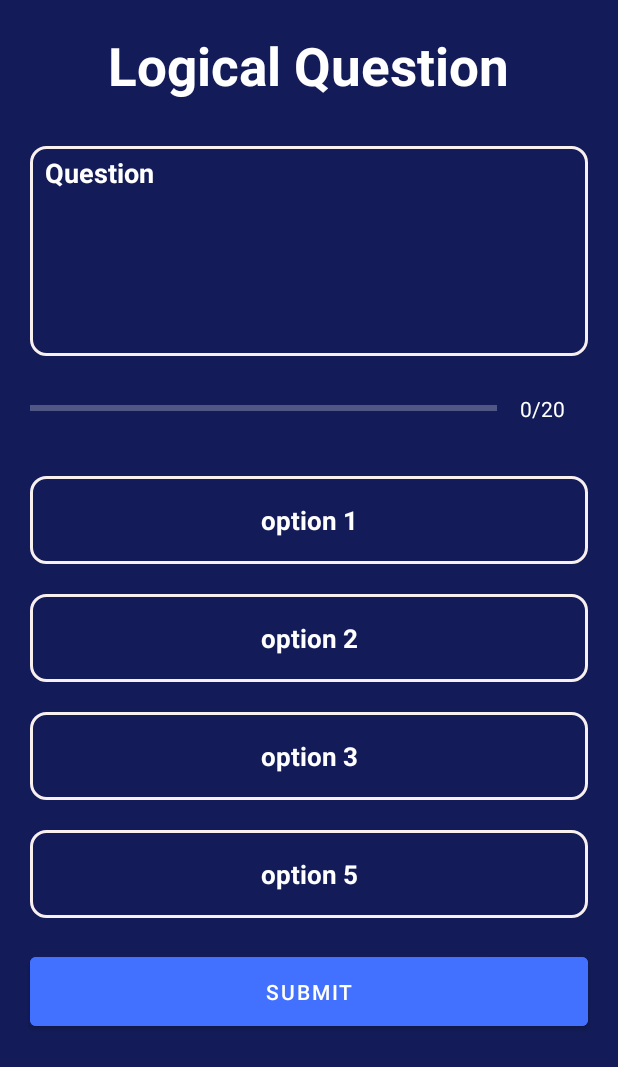
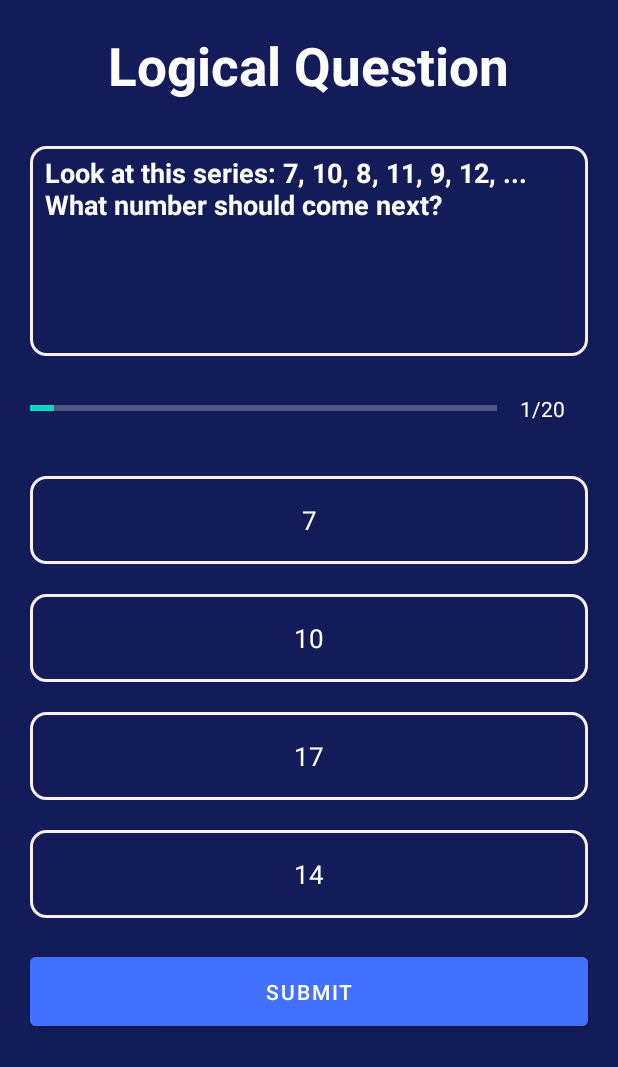
Before and after one commit to Sahil-0203/EnjayInterviewApp, an Android app: the LogicalQuestion screen opened directly, with no data from a screen before it, on a phone screen of 412 x 824 dp. Shown: the top 1067 px of the screen. Run offline under Robolectric (Android 15) with nearby library versions, the light colour scheme and no system bars.

Commit message:
24-02-2023

```diff
--- /dev/null
+++ b/app/src/main/java/com/example/enjayinterviewapp/LogicalConstants.kt
@@ -0,0 +1,121 @@
+package com.example.enjayinterviewapp
+
+object LogicalConstants {
+
+    fun getQuestion():ArrayList<QuestionModel>{
+        val questionList=ArrayList<QuestionModel>()
+
+        val que1 =QuestionModel(
+            1,
+            "Look at this series: 7, 10, 8, 11, 9, 12, ... What number should come next?",
+            "7",
+            "10",
+            "17",
+            "14",
+            2)
+
+        questionList.add(que1)
+
+//        que 2
+        val que2 =QuestionModel(
+            2,
+            "Look at this series: 53, 53, 40, 40, 27, 27, ... What number should come next?",
+            "12",
+            "34",
+            "27",
+            "14",
+            4)
+
+        questionList.add(que2)
+
+//        que 3
+        val que3 =QuestionModel(
+            3,
+            "Look at this series: 3, 4, 7, 8, 11, 12, ... What number should come next?",
+            "15",
+            "18",
+            "14",
+            "13",
+            1)
+
+        questionList.add(que3)
+//        que4
+        val que4 =QuestionModel(
+            4,
+            "Tanya is older than Eric,Cliff is older than Tanya,Eric is older than Cliff. If the first two statements are true, the third statement is",
+            "true",
+            "false",
+            "uncertain",
+            "None Of These",
+            2)
+
+        questionList.add(que4)
+//        que5
+        val que5 =QuestionModel(
+            5,
+            "Mara runs faster than Gail,Lily runs faster than Mara,Gail runs faster than Lily,If the first two statements are true, the third statement is",
+            "uncertain",
+            "true",
+            "false",
+            "None Of These",
+            3)
+        questionList.add(que5)
+
+//        que6
+        val que6 =QuestionModel(
+            6,
+            "Rover weighs less than Fido,Rover weighs more than Boomer,Of the three dogs, Boomer weighs the least,If the first two statements are true, the third statement is",
+            "true",
+            "false",
+            "uncertain",
+            "None Of These",
+            1)
+        questionList.add(que6)
+
+//        que7
+        val que7 =QuestionModel(
+            7,
+            "Look at this series: 36, 34, 30, 28, 24, … What number should come next?",
+            "26",
+            "20",
+            "22",
+            "18",
+            3)
+        questionList.add(que7)
+
+//        que8
+        val que8 =QuestionModel(
+            8,
+            "Look at this series: 80, 10, 70, 15, 60, … What number should come next?",
+            "20",
+            "25",
+            "55",
+            "50",
+            1)
+        questionList.add(que8)
+
+//        que9
+        val que9 =QuestionModel(
+            9,
+            "",
+            "uncertain",
+            "true",
+            "false",
+            "None Of These",
+            3)
+        questionList.add(que9)
+
+
+//        que10
+        val que10 =QuestionModel(
+            10,
+            "Mara runs faster than Gail,Lily runs faster than Mara,Gail runs faster than Lily,If the first two statements are true, the third statement is",
+            "uncertain",
+            "true",
+            "false",
+            "None Of These",
+            3)
+        questionList.add(que10)
+        return questionList
+    }
+}
--- a/app/src/main/java/com/example/enjayinterviewapp/LogicalQuestion.kt
+++ b/app/src/main/java/com/example/enjayinterviewapp/LogicalQuestion.kt
@@ -1,12 +1,181 @@
 package com.example.enjayinterviewapp
 
 
+import android.graphics.Color
+import android.graphics.Typeface
 import androidx.appcompat.app.AppCompatActivity
 import android.os.Bundle
+import android.view.View
+import android.widget.Button
+import android.widget.TextView
+import android.widget.Toast
+import androidx.core.content.ContextCompat
+import com.example.enjayinterviewapp.databinding.ActivityAptitudeQuestionBinding
+import com.example.enjayinterviewapp.databinding.ActivityLogicalQuestionBinding
 
-class LogicalQuestion : AppCompatActivity() {
+class LogicalQuestion : AppCompatActivity() , View.OnClickListener{
+    private lateinit var binding: ActivityLogicalQuestionBinding
+    private var mcurrentPosition:Int=1
+    private var mquestionList:ArrayList<QuestionModel>?=null
+    private var mSelectedOption:Int=0
     override fun onCreate(savedInstanceState: Bundle?) {
         super.onCreate(savedInstanceState)
-        setContentView(R.layout.activity_logical_question)
+        binding=ActivityLogicalQuestionBinding.inflate(layoutInflater)
+        setContentView(binding.root)
+
+        mquestionList=LogicalConstants.getQuestion()
+        setQuestion()
+
+        val op1=findViewById<TextView>(R.id.tv_option1)
+        val op2=findViewById<TextView>(R.id.tv_option2)
+        val op3=findViewById<TextView>(R.id.tv_option3)
+        val op4=findViewById<TextView>(R.id.tv_option4)
+        val btn_nextQuestion=findViewById<Button>(R.id.btn_Logical)
+
+        op1.setOnClickListener(this@LogicalQuestion)
+        op2.setOnClickListener(this@LogicalQuestion)
+        op3.setOnClickListener(this@LogicalQuestion)
+        op4.setOnClickListener(this@LogicalQuestion)
+        btn_nextQuestion.setOnClickListener(this@LogicalQuestion)
+
+    }
+    private fun setQuestion(){
+
+        defaultOptionView()
+
+        val btn_nextQuestion=findViewById<Button>(R.id.btn_Logical)
+
+        if (mcurrentPosition==mquestionList!!.size){
+            btn_nextQuestion.text="Finish"
+        }else{
+            btn_nextQuestion.text="Submit"
+        }
+
+        val questionModel = mquestionList!![mcurrentPosition -1]
+        binding.logicalProgress.progress=mcurrentPosition
+        binding.tvProgress.text="$mcurrentPosition"+"/"+binding.logicalProgress.max
+
+        binding.Logicalquestion .text=questionModel!!.question
+        binding.tvOption1.text=questionModel!!.option1
+        binding.tvOption2.text=questionModel!!.option2
+        binding.tvOption3.text=questionModel!!.option3
+        binding.tvOption4.text=questionModel!!.option4
+
+    }
+
+    private fun defaultOptionView() {
+        val op1=findViewById<TextView>(R.id.tv_option1)
+        val op2=findViewById<TextView>(R.id.tv_option2)
+        val op3=findViewById<TextView>(R.id.tv_option3)
+        val op4=findViewById<TextView>(R.id.tv_option4)
+
+        val options=ArrayList<TextView>()
+        options.add(0,op1)
+        options.add(1,op2)
+        options.add(2,op3)
+        options.add(3,op4)
+
+        for (option in options){
+            option.setTextColor(Color.parseColor("#FFFFFF"))
+            option.typeface= Typeface.DEFAULT
+            option.background= ContextCompat.getDrawable(
+                this,R.drawable.questionbackground
+            )
+        }
+    }
+
+    override fun onClick(v: View?) {
+        val op1=findViewById<TextView>(R.id.tv_option1)
+        val op2=findViewById<TextView>(R.id.tv_option2)
+        val op3=findViewById<TextView>(R.id.tv_option3)
+        val op4=findViewById<TextView>(R.id.tv_option4)
+        val btn_nextQuestion=findViewById<Button>(R.id.btn_Logical)
+
+
+        when(v?.id) {
+            R.id.tv_option1 ->
+            {
+                SelectedOptionView(op1,1)
+            }
+            R.id.tv_option2 ->
+            {
+                SelectedOptionView(op2,2)
+            }
+            R.id.tv_option3 ->
+            {
+                SelectedOptionView(op3,3)
+            }
+            R.id.tv_option4 ->
+            {
+                SelectedOptionView(op4,4)
+            }
+            R.id.btn_Logical ->
+            {
+                if (mSelectedOption == 0)
+                {
+                    mcurrentPosition++
+
+                    when{
+                        mcurrentPosition <= mquestionList!!.size -> {
+                            setQuestion()
+                        }else ->{
+                        Toast.makeText(applicationContext,"completequiz", Toast.LENGTH_SHORT).show()
+                    }
+                    }
+                }else{
+                    var question = mquestionList?.get(mcurrentPosition -1)
+                    if (question!!.answer != mSelectedOption){
+                        answerView(mSelectedOption,R.drawable.wrong_bg)
+                    }
+                    answerView(question.answer,R.drawable.right_bg)
+
+                    if (mcurrentPosition ==mquestionList!!.size){
+                        btn_nextQuestion.text="Finish"
+                    }else{
+                        btn_nextQuestion.text="GO to Next Question"
+                    }
+                    mSelectedOption =0
+                }
+            }
+
+        }
+    }
+    private fun answerView(answer: Int,drawableView:Int){
+        val op1=findViewById<TextView>(R.id.tv_option1)
+        val op2=findViewById<TextView>(R.id.tv_option2)
+        val op3=findViewById<TextView>(R.id.tv_option3)
+        val op4=findViewById<TextView>(R.id.tv_option4)
+        when(answer){
+            1->
+            {
+                op1.background = ContextCompat.getDrawable(
+                    this,drawableView
+                )
+            }
+            2->
+            {
+                op2.background = ContextCompat.getDrawable(this,drawableView)
+            }
+            3->
+            {
+                op3.background = ContextCompat.getDrawable(this,drawableView)
+            }
+            4->
+            {
+                op4.background = ContextCompat.getDrawable(this,drawableView)
+            }
+        }
+
+    }
+    private fun SelectedOptionView(tv:TextView,selectedOption:Int){
+
+        defaultOptionView()
+        mSelectedOption =selectedOption
+
+        tv.setTextColor(Color.parseColor("#FFFFFF"))
+        tv.setTypeface(tv.typeface,Typeface.BOLD)
+        tv.background=ContextCompat.getDrawable(
+            this,R.drawable.selected_option_border
+        )
     }
 }
--- a/app/src/main/res/layout/activity_logical_question.xml
+++ b/app/src/main/res/layout/activity_logical_question.xml
@@ -139,7 +139,7 @@
             android:background="@drawable/questionbackground"
             />
         <Button
-            android:id="@+id/btn_Aptitude"
+            android:id="@+id/btn_Logical"
             android:layout_width="match_parent"
             android:layout_height="wrap_content"
             android:text="SUBMIT"
```
